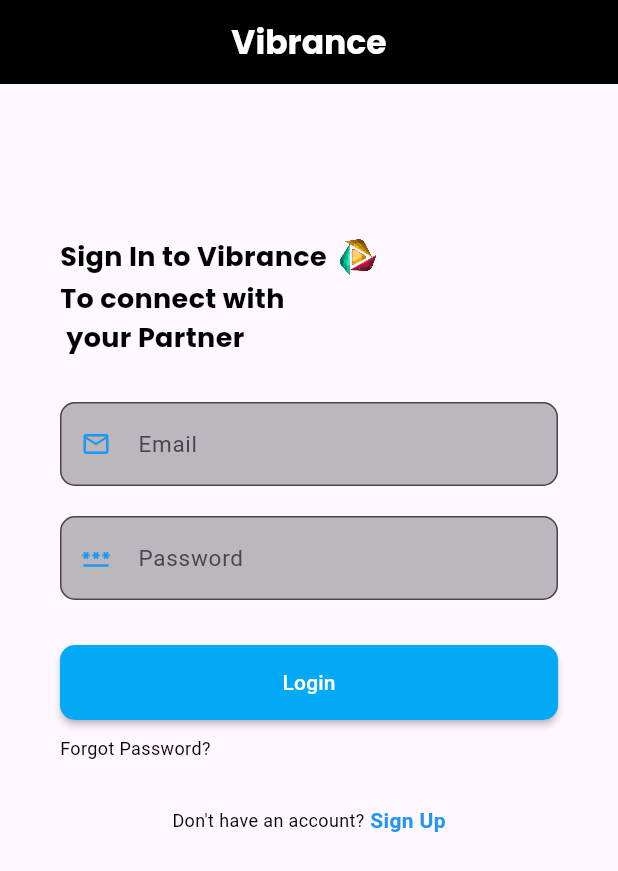
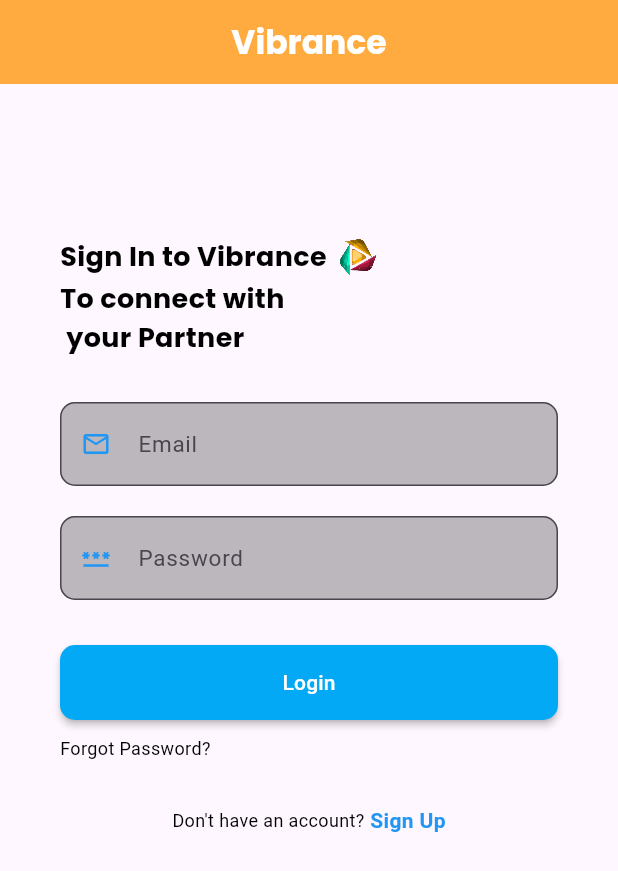
Before and after one commit to HaseebKhanGitHub/vibrance, a Flutter app: the screen it shows after launch, after a tap on "Login", on a phone screen of 412 x 824 dp. Shown: the top 871 px of the screen. Run offline on Flutter 3.47's test engine with Material 3 defaults, Android fonts, the light colour scheme and no system bars; our stand-ins replace circular_profile_avatar, getwidget, google_fonts, rounded_loading_button_plus.

Commit message:
Update loginScreen.dart

```diff
--- a/lib/Views/Auth/loginScreen.dart
+++ b/lib/Views/Auth/loginScreen.dart
@@ -1,13 +1,16 @@
 import 'package:flutter/material.dart';
+import 'dart:async';
 import 'package:flutter/services.dart';
 import 'package:google_fonts/google_fonts.dart';
 import 'package:rounded_loading_button_plus/rounded_loading_button.dart';
+import 'package:vibrance/Views/Auth/forgotPasswordScreen.dart';
 import 'package:vibrance/Views/Auth/signUpScreen.dart';
+import 'package:vibrance/Views/Profile/profileSetup.dart';
 import 'package:vibrance/Views/Widgets/Auth/authHeading.dart';
 import 'package:vibrance/Views/Widgets/Auth/authTextField.dart';
 
 class login extends StatelessWidget {
-  final RoundedLoadingButtonController _buttonController =
+  final RoundedLoadingButtonController _loginbuttonController =
       RoundedLoadingButtonController();
 
   @override
@@ -17,7 +20,7 @@
         title: Text('Vibrance',
             style: GoogleFonts.poppins(
                 fontWeight: FontWeight.bold, color: Colors.white)),
-        backgroundColor: Colors.black,
+        backgroundColor: Colors.orangeAccent,
         centerTitle: true,
       ),
       body: Padding(
@@ -59,10 +62,16 @@
                 width: 500,
                 child: RoundedLoadingButton(
                     width: 2000,
-                    controller: _buttonController,
+                    controller: _loginbuttonController,
                     borderRadius: 10,
                     onPressed: () {
-                      print('ok');
+                      Timer(Duration(seconds: 3), () {
+                        _loginbuttonController.success();
+                        Navigator.pushReplacement(
+                            context,
+                            MaterialPageRoute(
+                                builder: (context) => profileSetup()));
+                      });
                     },
                     child: Text(
                       'Login',
@@ -74,9 +83,17 @@
               ),
               Container(
                 alignment: Alignment.centerLeft,
-                child: Text(
-                  'Forgot Password?',
-                  style: TextStyle(color: Colors.black, fontSize: 12),
+                child: GestureDetector(
+                  onTap: () {
+                    Navigator.push(
+                        context,
+                        MaterialPageRoute(
+                            builder: (context) => forgotPassword()));
+                  },
+                  child: Text(
+                    'Forgot Password?',
+                    style: TextStyle(color: Colors.black, fontSize: 12),
+                  ),
                 ),
               ),
               SizedBox(
```
